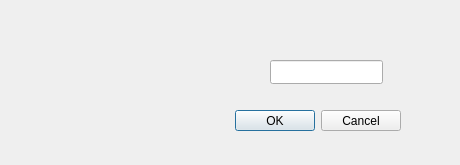
Before: the Qt Designer form PinCodeDLL/logindialog.ui in steltii-oamk/banksimul2022-group8, drawn with Qt 5.
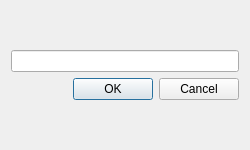
After: the same form once the commit is applied.

```diff
--- a/PinCodeDLL/logindialog.ui
+++ b/PinCodeDLL/logindialog.ui
@@ -6,22 +6,33 @@
    <rect>
     <x>0</x>
     <y>0</y>
-    <width>460</width>
-    <height>165</height>
+    <width>250</width>
+    <height>150</height>
    </rect>
   </property>
+  <property name="minimumSize">
+   <size>
+    <width>250</width>
+    <height>150</height>
+   </size>
+  </property>
+  <property name="maximumSize">
+   <size>
+    <width>250</width>
+    <height>150</height>
+   </size>
+  </property>
   <property name="windowTitle">
    <string>Dialog</string>
   </property>
+  <layout class="QVBoxLayout" name="verticalLayout_2">
+   <item>
+    <layout class="QVBoxLayout" name="verticalLayout">
+     <item>
+      <widget class="QLineEdit" name="lineEdit"/>
+     </item>
+     <item>
   <widget class="QDialogButtonBox" name="buttonBox">
-   <property name="geometry">
-    <rect>
-     <x>220</x>
-     <y>110</y>
-     <width>181</width>
-     <height>21</height>
-    </rect>
-   </property>
    <property name="orientation">
     <enum>Qt::Horizontal</enum>
    </property>
@@ -29,16 +40,10 @@
     <set>QDialogButtonBox::Cancel|QDialogButtonBox::Ok</set>
    </property>
   </widget>
-  <widget class="QLineEdit" name="lineEdit">
-   <property name="geometry">
-    <rect>
-     <x>270</x>
-     <y>60</y>
-     <width>113</width>
-     <height>24</height>
-    </rect>
-   </property>
-  </widget>
+     </item>
+    </layout>
+   </item>
+  </layout>
  </widget>
  <resources/>
  <connections>
```
Lines whose indentation alone changed are shown as unchanged.
